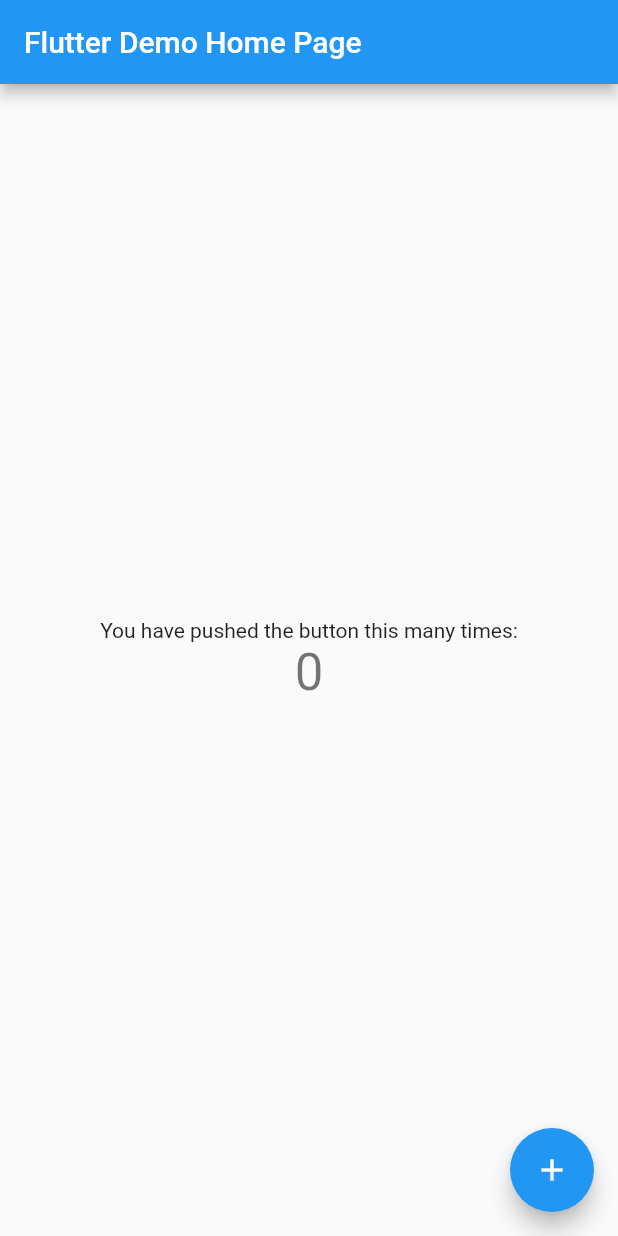
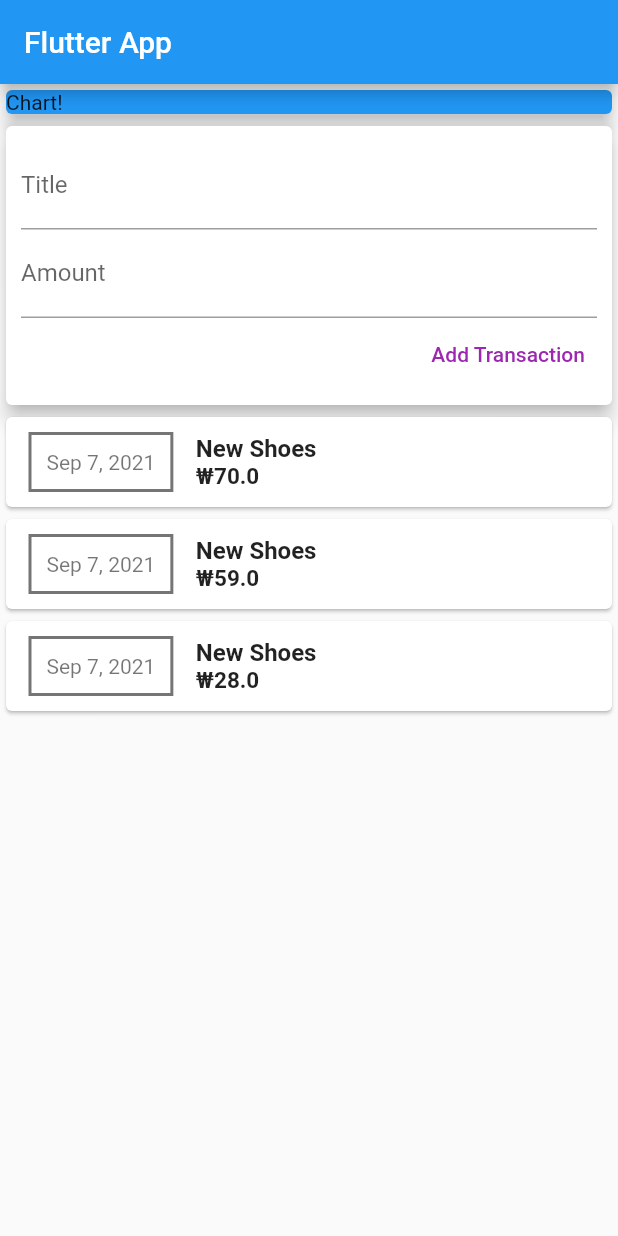
Before and after one commit to flutterkage2k/expense_personal, a Flutter app: the screen it shows after launch, on a phone screen of 412 x 824 dp. Run offline on Flutter 3.47's test engine with Material 2 defaults, Android fonts, the phone set to English and light mode, and no system bars.

Commit message:
layout 30%

```diff
--- a/lib/main.dart
+++ b/lib/main.dart
@@ -1,113 +1,42 @@
+import 'package:expense_personal/widgets/user_transactions.dart';
 import 'package:flutter/material.dart';
 
-void main() {
-  runApp(MyApp());
-}
+void main() => runApp(MyApp());
 
 class MyApp extends StatelessWidget {
-  // This widget is the root of your application.
   @override
   Widget build(BuildContext context) {
     return MaterialApp(
-      title: 'Flutter Demo',
-      theme: ThemeData(
-        // This is the theme of your application.
-        //
-        // Try running your application with "flutter run". You'll see the
-        // application has a blue toolbar. Then, without quitting the app, try
-        // changing the primarySwatch below to Colors.green and then invoke
-        // "hot reload" (press "r" in the console where you ran "flutter run",
-        // or simply save your changes to "hot reload" in a Flutter IDE).
-        // Notice that the counter didn't reset back to zero; the application
-        // is not restarted.
-        primarySwatch: Colors.blue,
-      ),
-      home: MyHomePage(title: 'Flutter Demo Home Page'),
+      title: 'Flutter App',
+      home: MyHomePage(),
     );
   }
 }
 
-class MyHomePage extends StatefulWidget {
-  MyHomePage({Key? key, required this.title}) : super(key: key);
-
-  // This widget is the home page of your application. It is stateful, meaning
-  // that it has a State object (defined below) that contains fields that affect
-  // how it looks.
-
-  // This class is the configuration for the state. It holds the values (in this
-  // case the title) provided by the parent (in this case the App widget) and
-  // used by the build method of the State. Fields in a Widget subclass are
-  // always marked "final".
-
-  final String title;
-
-  @override
-  _MyHomePageState createState() => _MyHomePageState();
-}
-
-class _MyHomePageState extends State<MyHomePage> {
-  int _counter = 0;
-
-  void _incrementCounter() {
-    setState(() {
-      // This call to setState tells the Flutter framework that something has
-      // changed in this State, which causes it to rerun the build method below
-      // so that the display can reflect the updated values. If we changed
-      // _counter without calling setState(), then the build method would not be
-      // called again, and so nothing would appear to happen.
-      _counter++;
-    });
-  }
-
+class MyHomePage extends StatelessWidget {
   @override
   Widget build(BuildContext context) {
-    // This method is rerun every time setState is called, for instance as done
-    // by the _incrementCounter method above.
-    //
-    // The Flutter framework has been optimized to make rerunning build methods
-    // fast, so that you can just rebuild anything that needs updating rather
-    // than having to individually change instances of widgets.
     return Scaffold(
       appBar: AppBar(
-        // Here we take the value from the MyHomePage object that was created by
-        // the App.build method, and use it to set our appbar title.
-        title: Text(widget.title),
+        title: Text('Flutter App'),
       ),
-      body: Center(
-        // Center is a layout widget. It takes a single child and positions it
-        // in the middle of the parent.
+      body: SingleChildScrollView(
         child: Column(
-          // Column is also a layout widget. It takes a list of children and
-          // arranges them vertically. By default, it sizes itself to fit its
-          // children horizontally, and tries to be as tall as its parent.
-          //
-          // Invoke "debug painting" (press "p" in the console, choose the
-          // "Toggle Debug Paint" action from the Flutter Inspector in Android
-          // Studio, or the "Toggle Debug Paint" command in Visual Studio Code)
-          // to see the wireframe for each widget.
-          //
-          // Column has various properties to control how it sizes itself and
-          // how it positions its children. Here we use mainAxisAlignment to
-          // center the children vertically; the main axis here is the vertical
-          // axis because Columns are vertical (the cross axis would be
-          // horizontal).
-          mainAxisAlignment: MainAxisAlignment.center,
-          children: <Widget>[
-            Text(
-              'You have pushed the button this many times:',
+          // mainAxisAlignment: MainAxisAlignment.spaceAround,
+          crossAxisAlignment: CrossAxisAlignment.stretch,
+          children: [
+            Container(
+              width: double.infinity,
+              child: Card(
+                color: Colors.blue,
+                child: Text('Chart!'),
+                elevation: 5,
+              ),
             ),
-            Text(
-              '$_counter',
-              style: Theme.of(context).textTheme.headline4,
-            ),
+            UserTransactions()
           ],
         ),
       ),
-      floatingActionButton: FloatingActionButton(
-        onPressed: _incrementCounter,
-        tooltip: 'Increment',
-        child: Icon(Icons.add),
-      ), // This trailing comma makes auto-formatting nicer for build methods.
     );
   }
 }
--- /dev/null
+++ b/lib/models/transaction.dart
@@ -0,0 +1,12 @@
+class Transaction {
+  final String id;
+  final String title;
+  final double amount;
+  final DateTime date;
+
+  Transaction(
+      {required this.id,
+      required this.title,
+      required this.amount,
+      required this.date});
+}
--- /dev/null
+++ b/lib/widgets/new_transaction.dart
@@ -0,0 +1,46 @@
+import 'package:flutter/material.dart';
+
+class NewTransaction extends StatelessWidget {
+  final Function addTx;
+
+  final titleController = TextEditingController();
+  final amountController = TextEditingController();
+
+  NewTransaction(this.addTx);
+
+  void submitData() {
+    addTx(
+      titleController.text,
+      double.parse(amountController.text),
+    );
+  }
+
+  @override
+  Widget build(BuildContext context) {
+    return Card(
+      elevation: 5,
+      child: Container(
+        padding: EdgeInsets.all(10),
+        child: Column(
+          crossAxisAlignment: CrossAxisAlignment.end,
+          children: [
+            TextField(
+              controller: titleController,
+              decoration: InputDecoration(labelText: 'Title'),
+            ),
+            TextField(
+              keyboardType: TextInputType.number,
+              controller: amountController,
+              decoration: InputDecoration(labelText: 'Amount'),
+            ),
+            TextButton(
+              onPressed: () {},
+              child: Text('Add Transaction'),
+              style: TextButton.styleFrom(primary: Colors.purple),
+            )
+          ],
+        ),
+      ),
+    );
+  }
+}
--- /dev/null
+++ b/lib/widgets/transaction_list.dart
@@ -0,0 +1,52 @@
+import 'package:expense_personal/models/transaction.dart';
+import 'package:flutter/material.dart';
+import 'package:intl/intl.dart';
+
+class TransactionList extends StatelessWidget {
+  final List<Transaction> transactions;
+
+  TransactionList(this.transactions);
+
+  @override
+  Widget build(BuildContext context) {
+    return Container(
+      height: 300,
+      child: ListView.builder(
+          itemCount: transactions.length,
+          itemBuilder: (ctx, index) {
+            return Card(
+              child: Row(
+                children: [
+                  Container(
+                    margin: EdgeInsets.symmetric(vertical: 10, horizontal: 15),
+                    decoration: BoxDecoration(
+                      border: Border.all(color: Colors.black54, width: 2),
+                    ),
+                    padding: EdgeInsets.all(10),
+                    child: Text(
+                      DateFormat.yMMMd().format(transactions[index].date),
+                      style: TextStyle(color: Colors.black54),
+                    ),
+                  ),
+                  Column(
+                    crossAxisAlignment: CrossAxisAlignment.start,
+                    children: [
+                      Text(
+                        transactions[index].title,
+                        style: TextStyle(
+                            fontSize: 16, fontWeight: FontWeight.bold),
+                      ),
+                      Text(
+                        '\₩${transactions[index].amount}',
+                        style: TextStyle(
+                            fontWeight: FontWeight.bold, fontSize: 15),
+                      ),
+                    ],
+                  )
+                ],
+              ),
+            );
+          }),
+    );
+  }
+}
--- /dev/null
+++ b/lib/widgets/user_transactions.dart
@@ -0,0 +1,55 @@
+import 'package:expense_personal/models/transaction.dart';
+import 'package:expense_personal/widgets/new_transaction.dart';
+import 'package:expense_personal/widgets/transaction_list.dart';
+import 'package:flutter/material.dart';
+
+class UserTransactions extends StatefulWidget {
+  @override
+  _UserTransactionsState createState() => _UserTransactionsState();
+}
+
+class _UserTransactionsState extends State<UserTransactions> {
+  final List<Transaction> _userTransactions = [
+    Transaction(
+      id: 't1',
+      title: 'New Shoes',
+      amount: 70.00,
+      date: DateTime.now(),
+    ),
+    Transaction(
+      id: 't2',
+      title: 'New Shoes',
+      amount: 59.00,
+      date: DateTime.now(),
+    ),
+    Transaction(
+      id: 't3',
+      title: 'New Shoes',
+      amount: 28.00,
+      date: DateTime.now(),
+    )
+  ];
+
+  void _addNewTransaction(String txTitle, double txAmount) {
+    final newTx = Transaction(
+      title: txTitle,
+      amount: txAmount,
+      date: DateTime.now(),
+      id: DateTime.now().toString(),
+    );
+
+    setState(() {
+      _userTransactions.add(newTx);
+    });
+  }
+
+  @override
+  Widget build(BuildContext context) {
+    return Column(
+      children: [
+        NewTransaction(_addNewTransaction),
+        TransactionList(_userTransactions),
+      ],
+    );
+  }
+}
--- a/pubspec.yaml
+++ b/pubspec.yaml
@@ -28,6 +28,7 @@ dependencies:
   # The following adds the Cupertino Icons font to your application.
   # Use with the CupertinoIcons class for iOS style icons.
   cupertino_icons: ^1.0.2
+  intl: ^0.17.0
 
 dev_dependencies:
   flutter_test:
```
Also changed, not shown: pubspec.lock.
